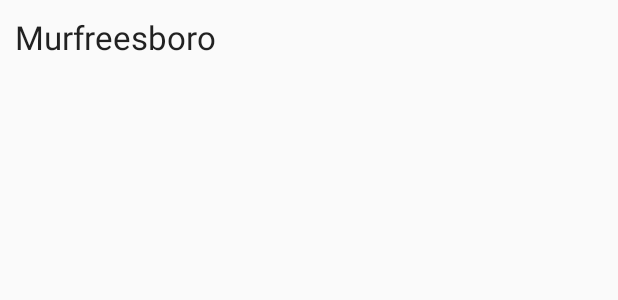
After one commit to mmeacham92/google-maps-clone, an Android app: the layout item_user_map.xml on its own in the app's theme, with its tools: preview values and no code run, on a phone screen of 412 x 824 dp. The commit adds this screen. Shown: the top 300 px of the screen. Run offline under Robolectric (Android 15) with nearby library versions, the phone set to English and light mode, and no system bars.

Commit message:
abandoned the built in list item view for map titles in MainActivity and instead created a resouce file item_user_map; added a selectableItemBackground to it in order for clicking each map title to feel more responsive for the user

```diff
--- a/app/src/main/java/com/example/mymaps/MapsAdapter.kt
+++ b/app/src/main/java/com/example/mymaps/MapsAdapter.kt
@@ -17,7 +17,7 @@ class MapsAdapter(val context: Context, val userMaps: List<UserMap>, val onClick
     }
 
     override fun onCreateViewHolder(parent: ViewGroup, viewType: Int): RecyclerView.ViewHolder {
-        val view = LayoutInflater.from(context).inflate(android.R.layout.simple_list_item_1, parent, false)
+        val view = LayoutInflater.from(context).inflate(R.layout.item_user_map, parent, false)
 
         return ViewHolder(view)
     }
@@ -30,7 +30,7 @@ class MapsAdapter(val context: Context, val userMaps: List<UserMap>, val onClick
             Log.i(TAG, "Tapped on $position")
             onClickListener.onItemClick(position)
         }
-        val textViewTitle = holder.itemView.findViewById<TextView>(android.R.id.text1)
+        val textViewTitle = holder.itemView.findViewById<TextView>(R.id.tvMapTitle)
         textViewTitle.text = userMap.title
     }
 
--- /dev/null
+++ b/app/src/main/res/layout/item_user_map.xml
@@ -0,0 +1,12 @@
+<?xml version="1.0" encoding="utf-8"?>
+<TextView xmlns:android="http://schemas.android.com/apk/res/android"
+    xmlns:tools="http://schemas.android.com/tools"
+    android:id="@+id/tvMapTitle"
+    android:layout_width="match_parent"
+    android:layout_height="wrap_content"
+    android:background="?attr/selectableItemBackground"
+    android:padding="10dp"
+    android:textAppearance="@style/TextAppearance.AppCompat.Large"
+    tools:text="Murfreesboro">
+
+</TextView>
```
